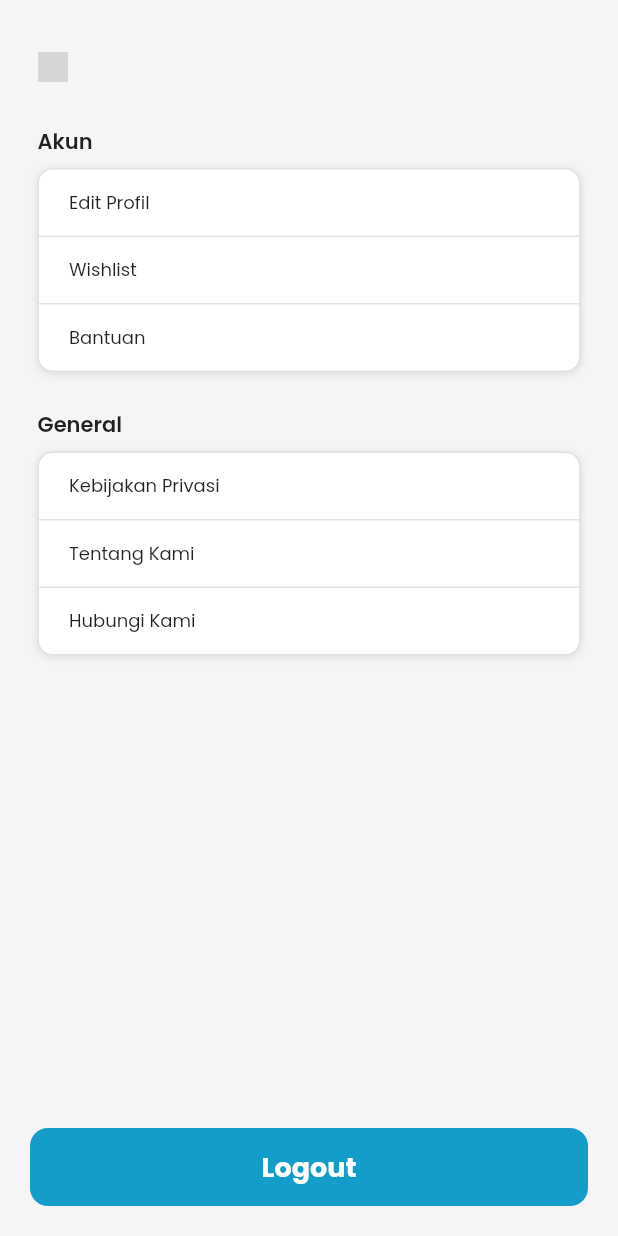
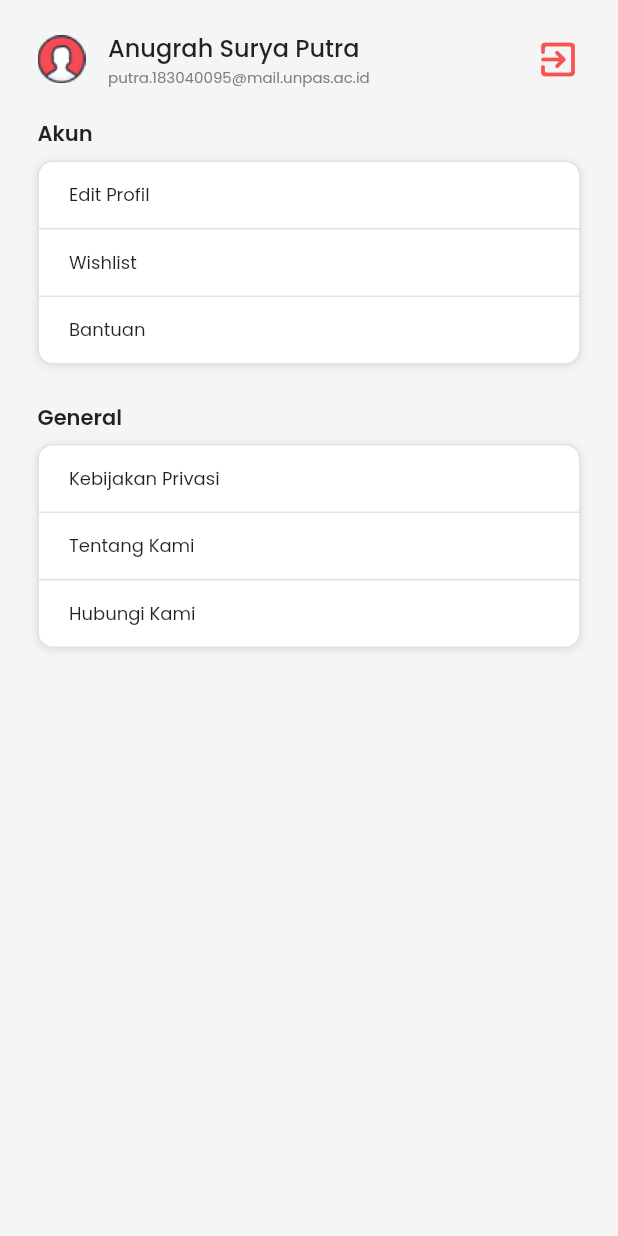
Before and after one commit to anugrahsputra/kantin_online, a Flutter app: the Userscreen screen opened directly, on a phone screen of 412 x 824 dp. Run offline on Flutter 3.47's test engine with Material 2 defaults, Android fonts, the phone set to English and light mode, and no system bars; our stand-ins replace carousel_slider, flutter_svg, google_fonts, smooth_page_indicator; accounts and stored records are empty; grey boxes are pictures that could not be loaded.

Commit message:
all back to normal

```diff
--- a/lib/constant.dart
+++ b/lib/constant.dart
@@ -2,6 +2,7 @@ import 'package:flutter/material.dart';
 import 'package:google_fonts/google_fonts.dart';
 
 // color pallete
+const redColor = Color.fromARGB(255, 247, 83, 83);
 const barColor = Color.fromARGB(255, 230, 230, 230);
 const backgroundColor = Color(0xffF5F5F5);
 const blueColor1 = Color(0xff2199BE);
--- a/lib/models/cart_model.dart
+++ b/lib/models/cart_model.dart
@@ -1,7 +1,7 @@
 import 'package:kantin_online/models/product_model.dart';
 
 class CartModel {
-  int id;
+  int? id;
   ProductModel products;
   int quantity;
 
--- a/lib/screens/home/userscreen.dart
+++ b/lib/screens/home/userscreen.dart
@@ -1,52 +1,57 @@
 import 'package:flutter/material.dart';
-import 'package:provider/provider.dart';
 
 import '../../constant.dart';
-import '../../models/user_model.dart';
-import '../../providers/auth_provider.dart';
 
 class Userscreen extends StatelessWidget {
   const Userscreen({Key? key}) : super(key: key);
 
   @override
   Widget build(BuildContext context) {
-    AuthProvider authProvider = Provider.of<AuthProvider>(context);
-    UserModel user = authProvider.user;
-
     Widget header() {
       return Container(
         margin: const EdgeInsets.only(
           left: defaultMargin2,
           bottom: defaultMargin1,
-          top: defaultMargin2,
+          top: defaultMargin1,
+          right: defaultMargin2,
         ),
         child: Row(
           children: [
-            Image.network(
-              '${user.profilePhotoUrl}',
-              width: 20,
-            ),
+            Image.asset('assets/images/default_profilepic.png'),
             const SizedBox(
               width: 15,
             ),
-            Column(
+            Expanded(
+              child: Column(
                 crossAxisAlignment: CrossAxisAlignment.start,
                 children: [
                   Text(
-                  '${user.name}',
+                    'Anugrah Surya Putra',
                     style: primaryText.copyWith(
                       fontSize: 16,
                       fontWeight: medium,
                     ),
                   ),
                   Text(
-                  '${user.email}',
+                    'putra.183040095@mail.unpas.ac.id',
                     style: primaryText.copyWith(
                       fontSize: 10,
                       color: const Color(0xff808080),
                     ),
                   ),
                 ],
+              ),
+            ),
+            GestureDetector(
+              onTap: () {
+                Navigator.pushNamedAndRemoveUntil(
+                    context, '/', (route) => false);
+              },
+              child: const Icon(
+                Icons.exit_to_app_rounded,
+                color: redColor,
+                size: 30,
+              ),
             )
           ],
         ),
@@ -257,38 +262,6 @@ class Userscreen extends StatelessWidget {
       );
     }
 
-    Widget logoutButton(context) {
-      return Container(
-        height: 52,
-        width: double.infinity,
-        margin: const EdgeInsets.only(
-          top: 41,
-          left: defaultMargin1,
-          right: defaultMargin1,
-          bottom: defaultMargin1,
-        ),
-        child: TextButton(
-          onPressed: () {
-            Navigator.pushNamedAndRemoveUntil(context, '/', (route) => false);
-          },
-          style: TextButton.styleFrom(
-            backgroundColor: blueColor2,
-            shape: RoundedRectangleBorder(
-              borderRadius: BorderRadius.circular(12),
-            ),
-          ),
-          child: Text(
-            'Logout',
-            style: primaryText.copyWith(
-              color: Colors.white,
-              fontSize: 18,
-              fontWeight: bold,
-            ),
-          ),
-        ),
-      );
-    }
-
     return Scaffold(
       backgroundColor: backgroundColor,
       body: SafeArea(
@@ -298,7 +271,6 @@ class Userscreen extends StatelessWidget {
             akun(),
             general(),
             const Spacer(),
-            logoutButton(context),
           ],
         ),
       ),
--- a/lib/screens/sign_up_screen.dart
+++ b/lib/screens/sign_up_screen.dart
@@ -314,7 +314,9 @@ class _SignUpState extends State<SignUp> {
           bottom: defaultMargin1,
         ),
         child: TextButton(
-          onPressed: handleSignUp,
+          onPressed: () {
+            Navigator.pushNamed(context, '/home');
+          },
           style: TextButton.styleFrom(
             backgroundColor: blueColor2,
             shape: RoundedRectangleBorder(
--- a/lib/services/auth_service.dart
+++ b/lib/services/auth_service.dart
@@ -4,7 +4,14 @@ import 'package:kantin_online/models/user_model.dart';
 import 'package:http/http.dart' as http;
 
 class AuthService {
-  String baseUrl = 'http://10.0.2.2:8000/api';
+  // for emulator
+  // String baseUrl = 'http://10.0.2.2:8000/api';
+
+  // for real device
+  String baseUrl = 'http://192.168.43.75:8000/api';
+
+  // for local
+  // String baseUrl = 'http://127.0.0.1:8000/api';
 
   // NOTE: Register
   Future<UserModel> register({
--- a/lib/widget/cart_card.dart
+++ b/lib/widget/cart_card.dart
@@ -145,7 +145,7 @@ class CartCard extends StatelessWidget {
                 ),
                 InkWell(
                   onTap: () {
-                    cartProvider.reduceQuantity(cart.id);
+                    cartProvider.reduceQuantity(cart.id!);
                   },
                   child: Container(
                     padding: const EdgeInsets.all(5),
--- a/lib/widget/trendproduct_card.dart
+++ b/lib/widget/trendproduct_card.dart
@@ -40,7 +40,7 @@ class TrendCard extends StatelessWidget {
         child: Column(
           crossAxisAlignment: CrossAxisAlignment.start,
           children: [
-            Image.network('${products.img}'),
+            Image.asset('${products.img}'),
             Padding(
               padding: const EdgeInsets.only(top: 8, left: 5),
               child: Text(
```
Also changed, not shown: lib/screens/home/homescreen.dart (+3 -8 lines), lib/screens/sign_in_screeen.dart (+21 -19 lines), lib/screens/trendproducts_screen.dart (+28 -25 lines). Lines whose indentation alone changed are shown as unchanged.
